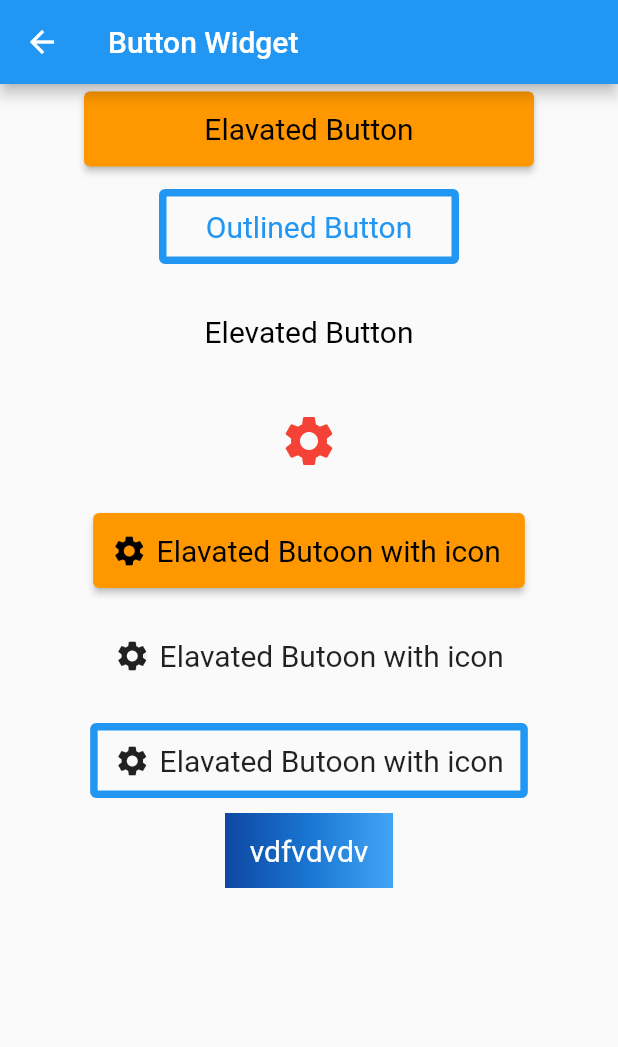
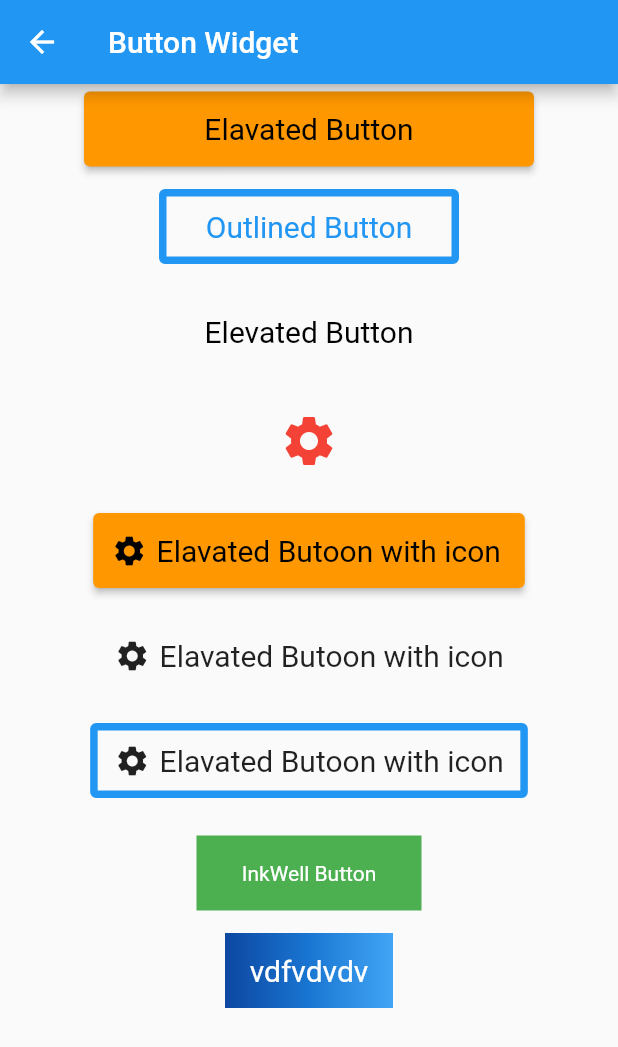
Before and after one commit to Waruna-Kaushalya/flutter_codebases, a Flutter app: the ButtonsWidget screen opened by its route, on a phone screen of 412 x 824 dp. Shown: the top 1047 px of the screen. Run offline on Flutter 3.47's test engine with Material 2 defaults, Android fonts, the phone set to English and light mode, and no system bars; our stand-ins replace bloc, connectivity_plus, equatable, flutter_bloc, fluttertoast, freezed_annotation and 1 more.

Commit message:
add inkwell buton

```diff
--- a/lib/widgets/buttons/page/buttons_widget_page.dart
+++ b/lib/widgets/buttons/page/buttons_widget_page.dart
@@ -32,6 +32,13 @@ class ButtonsWidget extends StatelessWidget {
           const ElavatedButtonWithIconWidget(),
           const TextButtonWithIconWidget(),
           const OutlinedWithIconWidget(),
+          InkWellButtonWidget(
+            buttonLabel: "InkWell Button",
+            onDoubleTap: () =>
+                Fluttertoast.showToast(msg: "Double taped", fontSize: 15),
+            onLongPress: () =>
+                Fluttertoast.showToast(msg: "Long pressed", fontSize: 15),
+          ),
           GradientTextButton(
             buttonLabel: "Gradiant",
             onCustomButtonPressed: () => Fluttertoast.showToast(
--- a/lib/widgets/buttons/widgets/button_widgets.dart
+++ b/lib/widgets/buttons/widgets/button_widgets.dart
@@ -293,3 +293,47 @@ class GradientTextButton extends StatelessWidget {
     );
   }
 }
+
+class InkWellButtonWidget extends StatelessWidget {
+  final String buttonLabel;
+  final VoidCallback onDoubleTap;
+  final VoidCallback onLongPress;
+
+  const InkWellButtonWidget({
+    Key? key,
+    required this.buttonLabel,
+    required this.onDoubleTap,
+    required this.onLongPress,
+  }) : super(key: key);
+
+  @override
+  Widget build(BuildContext context) {
+    return Container(
+      alignment: Alignment.center,
+      padding: const EdgeInsets.all(15),
+      child: InkWell(
+        onHover: (value) {},
+        onDoubleTap: onDoubleTap,
+        onLongPress: onLongPress,
+        onTap: () {},
+        onTapDown: (details) {},
+        borderRadius: BorderRadius.circular(5),
+        focusColor: Colors.amber,
+        hoverColor: Colors.black,
+        child: Container(
+          color: Colors.green,
+          width: 150,
+          height: 50,
+          child: Center(
+            child: Text(
+              buttonLabel.toString(),
+              style: const TextStyle(
+                color: Colors.white,
+              ),
+            ),
+          ),
+        ),
+      ),
+    );
+  }
+}
```
